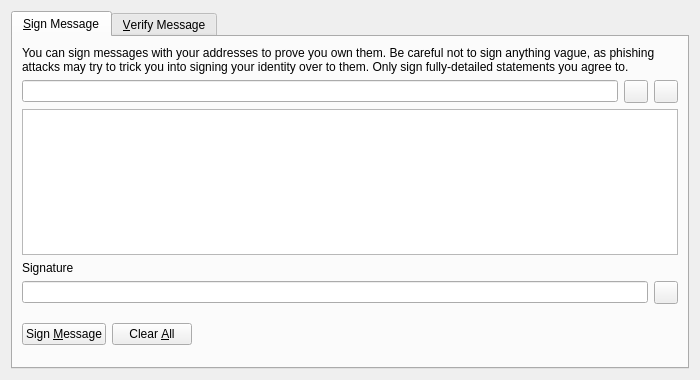
This is src/qt/forms/signverifymessagedialog.ui in THETCR/core as Qt 5 draws it before an edit. The edited form follows.
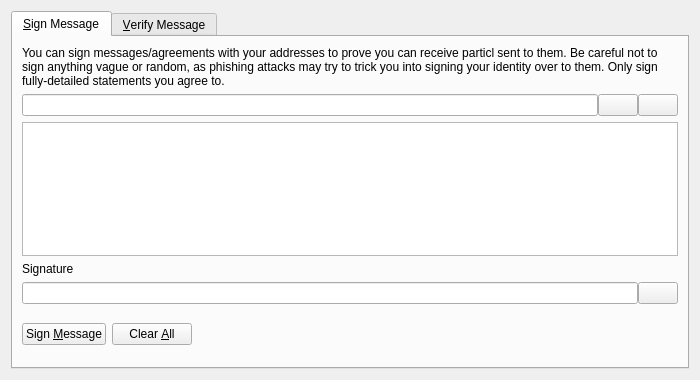
This is the edited form. Icons and pictures are not drawn. Custom widgets are drawn as their Qt base class.

Commit message: [0.4] Merge with Particl source.

The edit to the form file:
```diff
--- a/src/qt/forms/signverifymessagedialog.ui
+++ b/src/qt/forms/signverifymessagedialog.ui
@@ -30,7 +30,7 @@
        <item>
         <widget class="QLabel" name="infoLabel_SM">
          <property name="text">
-          <string>You can sign messages with your addresses to prove you own them. Be careful not to sign anything vague, as phishing attacks may try to trick you into signing your identity over to them. Only sign fully-detailed statements you agree to.</string>
+          <string>You can sign messages/agreements with your addresses to prove you can receive particl sent to them. Be careful not to sign anything vague or random, as phishing attacks may try to trick you into signing your identity over to them. Only sign fully-detailed statements you agree to.</string>
          </property>
          <property name="textFormat">
           <enum>Qt::PlainText</enum>
@@ -42,6 +42,9 @@
        </item>
        <item>
         <layout class="QHBoxLayout" name="horizontalLayout_1_SM">
+         <property name="spacing">
+          <number>0</number>
+         </property>
          <item>
           <widget class="QValidatedLineEdit" name="addressIn_SM">
            <property name="toolTip">
@@ -50,7 +53,7 @@
           </widget>
          </item>
          <item>
-          <widget class="QToolButton" name="addressBookButton_SM">
+          <widget class="QPushButton" name="addressBookButton_SM">
            <property name="toolTip">
             <string>Choose previously used address</string>
            </property>
@@ -64,10 +67,13 @@
            <property name="shortcut">
             <string>Alt+A</string>
            </property>
+           <property name="autoDefault">
+            <bool>false</bool>
+           </property>
           </widget>
          </item>
          <item>
-          <widget class="QToolButton" name="pasteButton_SM">
+          <widget class="QPushButton" name="pasteButton_SM">
            <property name="toolTip">
             <string>Paste address from clipboard</string>
            </property>
@@ -81,6 +87,9 @@
            <property name="shortcut">
             <string>Alt+P</string>
            </property>
+           <property name="autoDefault">
+            <bool>false</bool>
+           </property>
           </widget>
          </item>
         </layout>
@@ -104,6 +113,9 @@
        </item>
        <item>
         <layout class="QHBoxLayout" name="horizontalLayout_2_SM">
+         <property name="spacing">
+          <number>0</number>
+         </property>
          <item>
           <widget class="QLineEdit" name="signatureOut_SM">
            <property name="font">
@@ -117,7 +129,7 @@
           </widget>
          </item>
          <item>
-          <widget class="QToolButton" name="copySignatureButton_SM">
+          <widget class="QPushButton" name="copySignatureButton_SM">
            <property name="toolTip">
             <string>Copy the current signature to the system clipboard</string>
            </property>
@@ -128,6 +140,9 @@
             <iconset resource="../wispr.qrc">
              <normaloff>:/icons/editcopy</normaloff>:/icons/editcopy</iconset>
            </property>
+           <property name="autoDefault">
+            <bool>false</bool>
+           </property>
           </widget>
          </item>
         </layout>
```
Left out of the diff: 38 changed lines with no effect on the pictures. The commit also changes 1936 other files.
